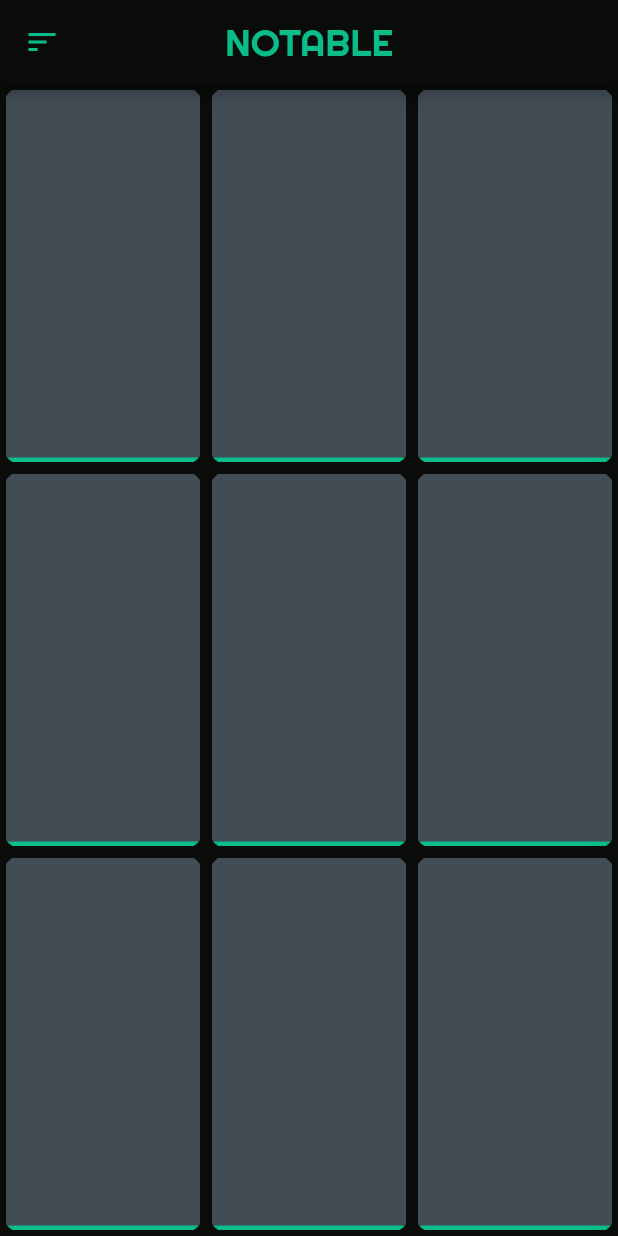
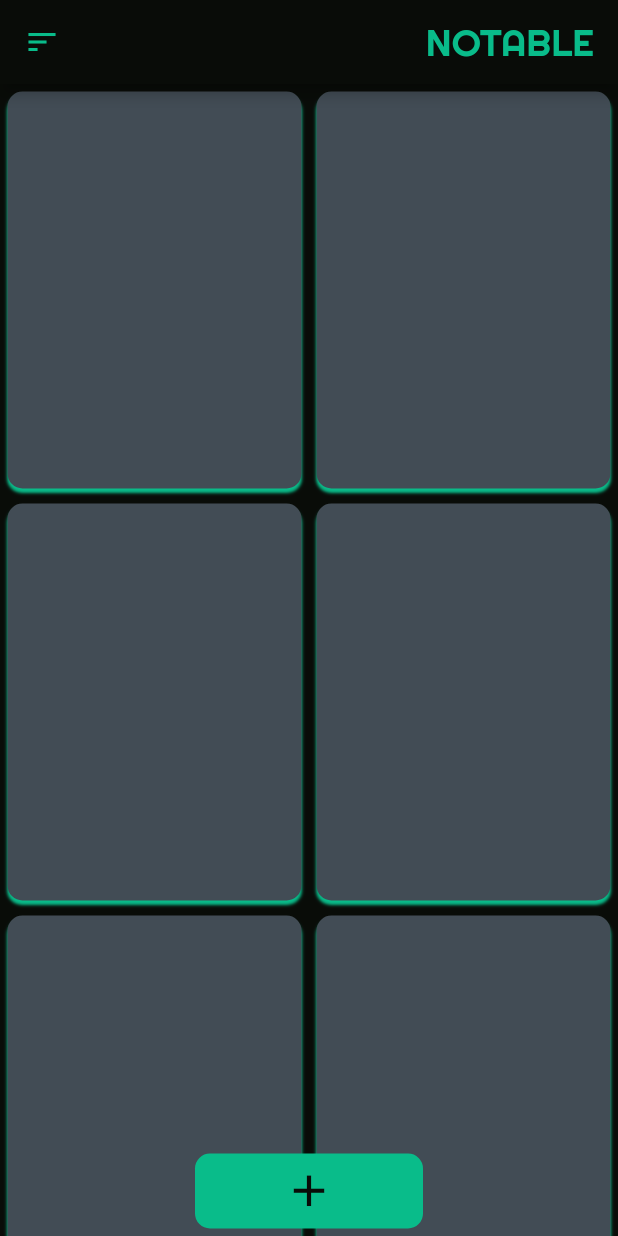
Before and after one commit to coffeekillsbugs/notable, a Flutter app: the screen it shows after launch, on a phone screen of 412 x 824 dp. Run offline on Flutter 3.47's test engine with Material 2 defaults, Android fonts, the phone set to English and light mode, and no system bars; our stand-ins replace sqflite; accounts and stored records are empty.

Commit message:
Improved UI/UX

```diff
--- a/lib/Screens/landingScreen.dart
+++ b/lib/Screens/landingScreen.dart
@@ -9,18 +9,23 @@ class LandingPage extends StatefulWidget {
 class _LandingPageState extends State<LandingPage> {
   @override
   Widget build(BuildContext context) {
-    return Scaffold(
-      /*----AppBar---*/
+    final screenSize = MediaQuery.of(context).size;
+    print(screenSize.width);
+    return MaterialApp(
+      debugShowCheckedModeBanner: false,
+      home: SafeArea(
+        child: Stack(
+          children: <Widget>[
+            Scaffold(
+              resizeToAvoidBottomInset: false,
               appBar: AppBar(
-        /*---Icon Button---*/
-        leading: IconButton(
-              onPressed:() {
-
-              },
-              icon: Icon(Icons.sort, color: carribeanGreen),
+                backgroundColor: smokyBlack,
+                leading: InkWell(
+                  child: Icon(Icons.sort, color: carribeanGreen),
                 ),
-        /*---Notable---*/
-        title: Text(
+                title: Align(
+                  alignment: Alignment.centerRight,
+                  child: Text(
                     'NOTABLE',
                     style: TextStyle(
                       color: carribeanGreen,
@@ -29,99 +34,104 @@ class _LandingPageState extends State<LandingPage> {
                       //fontWeight: FontWeight.w600,
                     ),
                   ),
-          centerTitle: true,
                 ),
+              ),
+              backgroundColor: smokyBlack,
               /*---Body---*/
-      body: Column(
+              body: GridView(
+                physics: BouncingScrollPhysics(),
+                gridDelegate: SliverGridDelegateWithFixedCrossAxisCount(
+                  crossAxisCount: 2,
+                  childAspectRatio: 0.75,
+                  crossAxisSpacing: 0.0,
+                  mainAxisSpacing: 0.0,),
                 children: <Widget>[
-          Expanded(
-            flex: 1,
-            child: Row(
-              children: <Widget>[
-                Expanded(
-                  flex: 1,
-                  child: NoteCard(),
-                ),
-                Expanded(
-                  flex: 1,
-                  child: NoteCard(),
-                ),
-                Expanded(
-                  flex: 1,
-                  child: NoteCard(),
-                ),
+                  NoteLayout(screenSize: screenSize),
+                  NoteLayout(screenSize: screenSize),
+                  NoteLayout(screenSize: screenSize),
+                  NoteLayout(screenSize: screenSize),
+                  NoteLayout(screenSize: screenSize),
+                  NoteLayout(screenSize: screenSize),
+                  NoteLayout(screenSize: screenSize),
+                  NoteLayout(screenSize: screenSize),
                 ],
               ),
+              floatingActionButton: AddNote(),
+              floatingActionButtonLocation:
+                  FloatingActionButtonLocation.centerDocked,
             ),
-          Expanded(
-            flex: 1,
-            child: Row(
-              children: <Widget>[
-                Expanded(
-                  flex: 1,
-                  child: NoteCard(),
-                ),
-                Expanded(
-                  flex: 1,
-                  child: NoteCard(),
-                ),
-                Expanded(
-                  flex: 1,
-                  child: NoteCard(),
-                ),
+            //CustomAppBar(screenSize: screenSize)
           ],
         ),
-          ),
-          Expanded(
-            flex: 1,
-            child: Row(
-              children: <Widget>[
-                Expanded(
-                  flex: 1,
-                  child: NoteCard(),
-                ),
-                Expanded(
-                  flex: 1,
-                  child: NoteCard(),
-                ),
-                Expanded(
-                  flex: 1,
-                  child: NoteCard(),
-                ),
-              ],
-            ),
-          ),
-        ],
       ),
     );
   }
 }
 
-class NoteCard extends StatelessWidget {
 
-
+class AddNote extends StatelessWidget {
   @override
   Widget build(BuildContext context) {
-    return ClipRRect(
-      borderRadius: BorderRadius.only(
-          topLeft: Radius.circular(20.0),
-            topRight: Radius.circular(20.0),
-            bottomRight: Radius.circular(20.0),
-            bottomLeft: Radius.circular(20.0),
-      ),
+    return Padding(
+      padding: EdgeInsets.symmetric(vertical: 5.0, horizontal: 130.0),
       child: Container(
-        margin: EdgeInsets.all(4.0),
+        height: 50.0,
+        alignment: Alignment.center,
         decoration: BoxDecoration(
-          color: outerSpace,
-          border: Border(
-            bottom: BorderSide(
-              width: 3.0,
-              //style: BorderStyle.solid,
+          borderRadius: BorderRadius.circular(10.0),
           color: carribeanGreen,
         ),
+        child: InkWell(
+          child: Icon(
+            Icons.add,
+            color: smokyBlack,
+            size: 35.0,
           ),
         ),
       ),
     );
   }
 }
+
+class NoteLayout extends StatelessWidget {
+  final screenSize, variableHeight;
+
+  NoteLayout({this.screenSize, this.variableHeight});
+
+  @override
+  Widget build(BuildContext context) {
+    return Padding(
+      padding: EdgeInsets.symmetric(vertical: 1.0, horizontal: 1.0),
+      child: Container(
+       // height: 200.0,
+        //width: screenSize.width * 0.45,
+        margin: EdgeInsets.all(4.0),
+        decoration: BoxDecoration(
+            color: outerSpace,
+            borderRadius: BorderRadius.circular(10.0),
+            boxShadow: [
+              BoxShadow(
+                color: carribeanGreen,
+                offset: Offset(0, 3),
+                blurRadius: 1.0,
+              ),
+            ],
+            ),
+      ),
+    );
+  }
+}
+
+/*
+CustomAppBar(
+            backgroundColor: smokyBlack,
+            /*---Icon Button---*/
+            leading: IconButton(
+              onPressed: () {},
+              icon: ,
+            ),
+            /*---Notable---*/
+            title:
+            centerTitle: true,
+          ),
+  */
```
Lines whose indentation alone changed are shown as unchanged.
